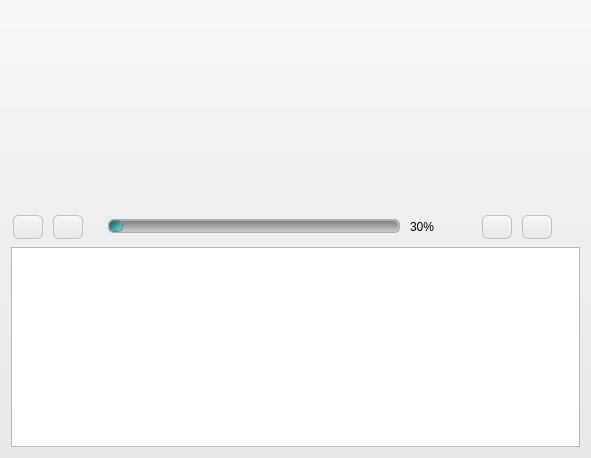
Before: the Qt Designer form src/ui/player.ui in HuayraLinux/huayra-tda, drawn with Qt 5.
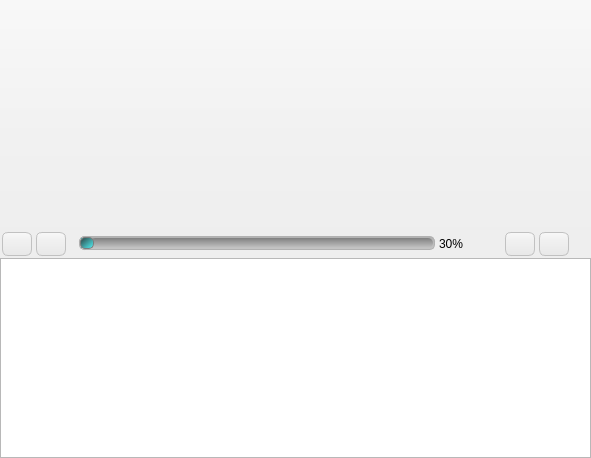
After: the same form once the commit is applied. Icons and pictures are not drawn.

Commit message: Mejoras Ui - fullscreen - hoy keys

```diff
--- a/src/ui/player.ui
+++ b/src/ui/player.ui
@@ -90,8 +90,20 @@
 }</string>
   </property>
   <layout class="QVBoxLayout" name="verticalLayout">
+   <property name="spacing">
+    <number>0</number>
+   </property>
+   <property name="margin">
+    <number>0</number>
+   </property>
    <item>
     <layout class="QHBoxLayout" name="layoutVideo">
+     <property name="spacing">
+      <number>0</number>
+     </property>
+     <property name="sizeConstraint">
+      <enum>QLayout::SetMaximumSize</enum>
+     </property>
      <property name="topMargin">
       <number>0</number>
      </property>
@@ -225,7 +237,7 @@
        <property name="sizeHint" stdset="0">
         <size>
          <width>40</width>
-         <height>20</height>
+         <height>0</height>
         </size>
        </property>
       </spacer>
```
The commit also changes 5 other files.
